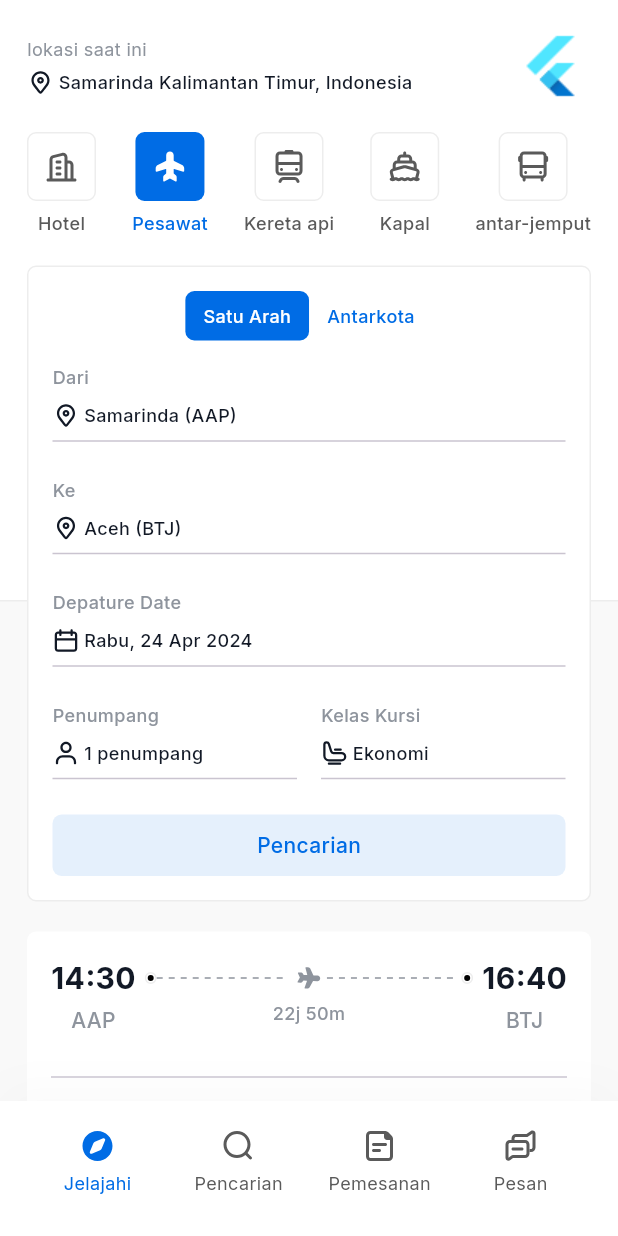
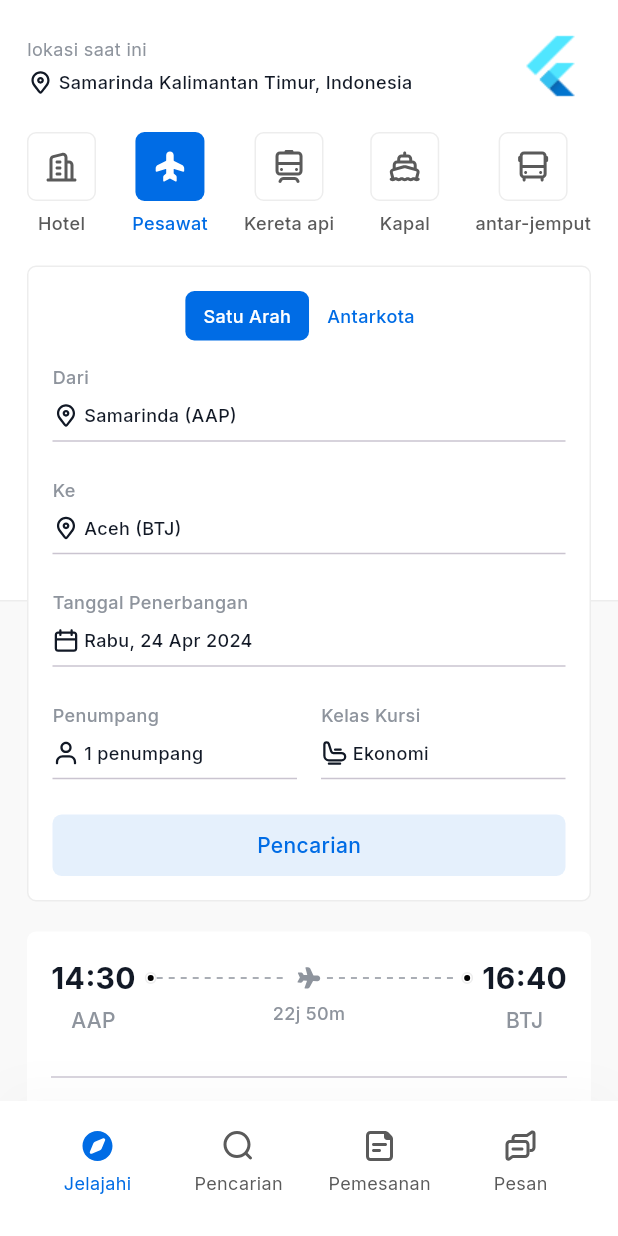
Before and after one commit to muh-ansar/UTS_Pemrogramanbergerak2024, a Flutter app: the screen it shows after launch, on a phone screen of 412 x 824 dp. Run offline on Flutter 3.47's test engine with Material 3 defaults, Android fonts, the phone set to English and light mode, and no system bars; drawn by our look-alikes of dotted_line; our stand-ins replace flutter_svg, google_fonts.

Commit message:
home.screen.dart
update sedikit

```diff
--- a/lib/screens/home.screen.dart
+++ b/lib/screens/home.screen.dart
@@ -254,7 +254,7 @@ class HomeScreen extends StatelessWidget {
             height: 16,
           ),
           input(
-              placeholder: "Depature Date",
+              placeholder: "Tanggal Penerbangan",
               icon: "calendar.svg",
               value: "Rabu, 24 Apr 2024"),
           const SizedBox(
```
